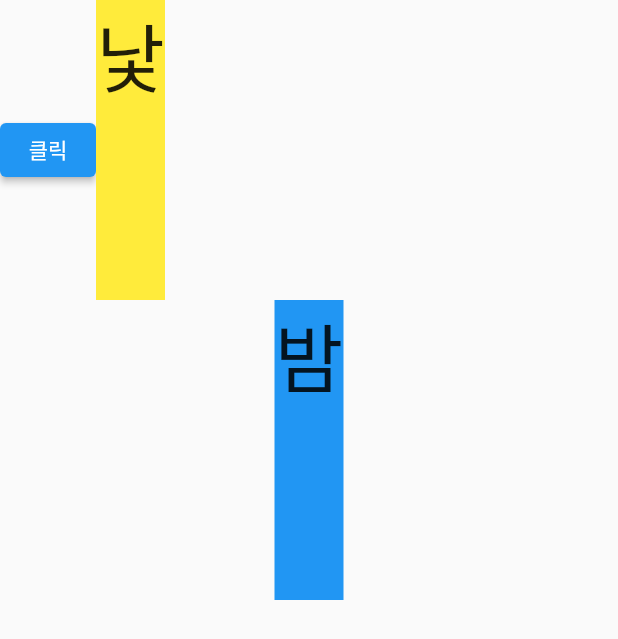
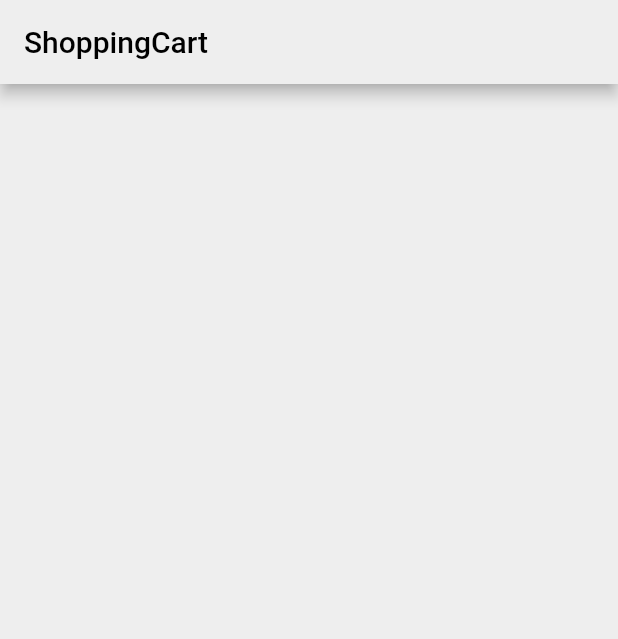
Before and after one commit to seong9566/Flutter-shoppingcart, a Flutter app: the screen it shows after launch, on a phone screen of 412 x 824 dp. Shown: the top 639 px of the screen. Run offline on Flutter 3.47's test engine with Material 2 defaults, Android fonts, the phone set to English and light mode, and no system bars.

Commit message:
ShoppingCart 기본 뼈대 만들기

```diff
--- a/lib/main.dart
+++ b/lib/main.dart
@@ -1,86 +1,46 @@
 import 'package:flutter/material.dart';
+import 'package:shoppingcart/components/shoppingcart_detail.dart';
+import 'package:shoppingcart/components/shoppingcart_header.dart';
+import 'package:shoppingcart/theme.dart';
 
 void main() {
   runApp(const MyApp());
 }
 
-// 실행 클래스
 class MyApp extends StatelessWidget {
   const MyApp({Key? key}) : super(key: key);
+
   @override
   Widget build(BuildContext context) {
-    // const만 붙이면 똑같은 객체가 2개가 절대 만들어지지 않는다
-    // java로 치면 싱글톤 패턴을 사용하는 이유가 된다.
-    return const MaterialApp(
-      home: HomePage(),
+    return MaterialApp(
+      theme: theme(),
+      // 첫 번째 페이지는 Stateless만들어서 정적으로 만든다.
+      // 변경될 데이터는 Stateful로 만들어서 동적으로 작업
+      home: ShoppingCartPage(),
     );
   }
 }
 
-//첫 페이지
-// stateless는 정적인 파일이다.
-// 즉 StatelessWidget를 만들면 항상 똑같은 그림만 그린다.
-class HomePage extends StatelessWidget {
-  //stateless는 무상태이지만, String update를 선언하면 상태가 생긴다.-> 무상태로 선언했는데 왜 상태를 만들어?
-  // 그러므로 final을 붙여준다. final을 상태가 없기 때문이다.
-
-  const HomePage({Key? key}) : super(key: key);
-  @override
-  Widget build(BuildContext context) {
-    //statless는 정적이기 때문에 동일한 객체를 만들지 않기 위해서 const를 붙인다.
-    return Scaffold(
-      body: Column(
-        children: [
-          DayComponent(),
-          Container(
-            color: Colors.blue,
-            height: 200,
-            child: Text(
-              "밤",
-              style: TextStyle(fontSize: 50),
-            ),
-          )
-        ],
-      ),
-    ); //const는
-  }
-}
-
-class DayComponent extends StatefulWidget {
-  const DayComponent({Key? key}) : super(key: key);
-
-  @override
-  State<DayComponent> createState() => _DayComponentState();
-}
-
-class _DayComponentState extends State<DayComponent> {
-  String upData = "낯";
+class ShoppingCartPage extends StatelessWidget {
+  const ShoppingCartPage({Key? key}) : super(key: key);
 
   @override
   Widget build(BuildContext context) {
-    print("DayComponent실행됨");
-    return Row(
-      children: [
-        ElevatedButton(
-            onPressed: () {
-              //upData = "해";//버튼을 누르면 값은 바뀌지만 그림이 다시그려지지 않는다.
-              // build가 되지 않아서이다.
-              setState(() {
-                // setState로 상태를 변경할 수 있다.
-                upData = "해";
-              });
-              print(upData);
-            },
-            child: Text("클릭")),
-        Container(
-          color: Colors.yellow,
-          height: 200,
-          child: Text(
-            "${upData}",
-            style: TextStyle(fontSize: 50),
-          ),
-        ),
-      ],
+    return Scaffold(
+      appBar: _buildShoppingCartAppBar(),
+      body: Column(
+        children: [
+          ShoppingCartHeader(),
+          ShoppingCartDetail(),
+        ],
+      ),
+    );
+  }
+
+  //AppBar를 이 페이지에서만 사용하기 때문에 메서드로 분리
+  AppBar _buildShoppingCartAppBar() {
+    return AppBar(
+      title: Text("ShoppingCart"),
     );
   }
 }
--- a/lib/theme.dart
+++ b/lib/theme.dart
@@ -0,0 +1,10 @@
+import 'package:flutter/material.dart';
+
+import 'constants.dart';
+
+ThemeData theme() {
+  return ThemeData(
+    primarySwatch: kPrimaryColor,
+    scaffoldBackgroundColor: kPrimaryColor,
+  );
+}
--- a/pubspec.yaml
+++ b/pubspec.yaml
@@ -58,9 +58,8 @@ flutter:
   uses-material-design: true
 
   # To add assets to your application, add an assets section, like this:
-  # assets:
-  #   - images/a_dot_burr.jpeg
-  #   - images/a_dot_ham.jpeg
+  assets:
+    - assets/
 
   # An image asset can refer to one or more resolution-specific "variants", see
   # https://flutter.dev/assets-and-images/#resolution-aware
```
Also changed, not shown: lib/components/shoppingcart_detail.dart (+10 -0 lines), lib/components/shoppingcart_header.dart (+27 -0 lines), lib/constants.dart (+20 -0 lines).
